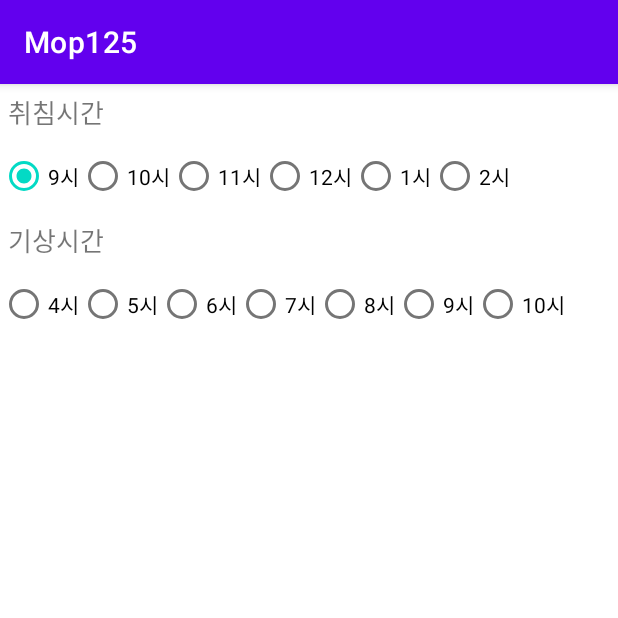
After one commit to Roommate-matching-application/RM, an Android app: the myChecklist screen opened directly, with no data from a screen before it, on a phone screen of 412 x 824 dp, the top half of it. The commit adds this screen. Run offline under Robolectric (Android 15) with nearby library versions, the phone set to English and light mode, and no system bars.

Commit message:
myChecklist 연결

```diff
--- a/app/src/main/AndroidManifest.xml
+++ b/app/src/main/AndroidManifest.xml
@@ -10,6 +10,9 @@
         android:supportsRtl="true"
         android:theme="@style/Theme.Mop125">
         <activity
+            android:name=".myChecklist"
+            android:exported="false" />
+        <activity
             android:name=".login"
             android:exported="true">
             <intent-filter>
@@ -19,7 +22,7 @@
             </intent-filter>
         </activity>
         <activity android:name=".signup" />
-        <activity android:name=".afterlogin"/>
+        <activity android:name=".afterlogin" />
     </application>
 
 </manifest>
--- a/app/src/main/java/com/example/mop125/afterlogin.java
+++ b/app/src/main/java/com/example/mop125/afterlogin.java
@@ -26,7 +26,15 @@ public class afterlogin extends AppCompatActivity {
         super.onCreate(savedInstanceState);
         setContentView(R.layout.activity_afterlogin);
         GoTest = (Button) findViewById(R.id.nextButton);
-//여기로 안넘어옴!!!!!!!!!!!!!!!!!!!!!!!!!!!!!!!!!!!!!!!!!!!!!!!!!!!!!!!!!!
+
+        GoTest.setOnClickListener(new View.OnClickListener() {
+            @Override
+            public void onClick(View view) {
+                Intent intent = new Intent(com.example.mop125.afterlogin.this, myChecklist.class);
+                startActivity(intent);
+            }
+        });
+
 
 
     }
--- /dev/null
+++ b/app/src/main/java/com/example/mop125/myChecklist.java
@@ -0,0 +1,53 @@
+package com.example.mop125;
+
+import android.content.SharedPreferences;
+import android.os.Bundle;
+import android.util.Log;
+import android.widget.RadioButton;
+import android.widget.RadioGroup;
+
+import androidx.appcompat.app.AppCompatActivity;
+
+public class myChecklist extends AppCompatActivity {
+
+    static SharedPreferences sharedPreferences;
+    static RadioGroup rg_sleeptime;
+
+    protected void onCreate(Bundle savedInstanceState) {
+        super.onCreate(savedInstanceState);
+        setContentView(R.layout.activity_my_checklist);
+        initPreferences();
+        loadState();
+    }
+
+    @Override
+    protected void onStop() {
+        super.onStop();
+        saveState();
+    }
+
+    private void initPreferences(){
+        sharedPreferences = getSharedPreferences("pref", MODE_PRIVATE);
+    }
+
+    private void saveState(){
+        SharedPreferences.Editor editor = sharedPreferences.edit();
+        editor.putString("s_set", String.valueOf((int)rg_sleeptime.getCheckedRadioButtonId()));
+        Log.d("whatissavedid", String.valueOf((int)rg_sleeptime.getCheckedRadioButtonId()));
+        editor.commit();
+    }
+
+    private void loadState(){
+        rg_sleeptime = (RadioGroup)findViewById(R.id.rg1_sleeptime);
+        int id = 0;
+        try {
+            id = Integer.parseInt(sharedPreferences.getString("s_set", "0"));
+        } catch (NullPointerException e) { }
+
+        Log.d("whatisid", String.valueOf(id));
+
+        if (id == 0) ((RadioButton) findViewById(R.id.rg1_1)).setChecked(true);
+        else ((RadioButton) findViewById(id)).setChecked(true);
+
+    }
+}
--- a/app/src/main/java/com/example/mop125/signup.java
+++ b/app/src/main/java/com/example/mop125/signup.java
@@ -55,7 +55,7 @@ public class signup extends AppCompatActivity {
 
                                 if (task.isSuccessful()) {
 
-                                    FirebaseUser firebaseUser =firebaseAuth.getCurrentUser();
+                                    FirebaseUser firebaseUser = firebaseAuth.getCurrentUser();
                                     userAccount account = new userAccount ();
                                     account.setIdToken(firebaseUser.getUid());
                                     account.setEmailId(firebaseUser.getEmail());
--- a/app/src/main/res/layout/activity_afterlogin.xml
+++ b/app/src/main/res/layout/activity_afterlogin.xml
@@ -20,7 +20,6 @@
             android:layout_height="wrap_content"
             android:text="내가 어떤사람인지 테스트하기"
             android:textStyle="bold">
-
         </Button>
 
     <Button
--- /dev/null
+++ b/app/src/main/res/layout/activity_my_checklist.xml
@@ -0,0 +1,122 @@
+<?xml version="1.0" encoding="utf-8"?>
+<LinearLayout xmlns:android="http://schemas.android.com/apk/res/android"
+    xmlns:app="http://schemas.android.com/apk/res-auto"
+    xmlns:tools="http://schemas.android.com/tools"
+    android:layout_width="match_parent"
+    android:layout_height="match_parent"
+    tools:context=".myChecklist"
+    android:orientation="vertical">
+
+    <TextView
+        android:layout_width="match_parent"
+        android:layout_height="wrap_content"
+        android:text="취침시간"
+        android:id="@+id/label"
+        android:textSize="17dp"
+        android:padding="5dp"
+        />
+
+    <RadioGroup
+        android:layout_width="match_parent"
+        android:layout_height="wrap_content"
+        android:orientation="horizontal"
+        android:id="@+id/rg1_sleeptime">
+        <RadioButton
+            android:layout_width="wrap_content"
+            android:layout_height="wrap_content"
+            android:text="9시"
+            android:id="@+id/rg1_1"
+            />
+        <RadioButton
+            android:layout_width="wrap_content"
+            android:layout_height="wrap_content"
+            android:text="10시"
+            android:id="@+id/rg1_2"
+            />
+        <RadioButton
+            android:layout_width="wrap_content"
+            android:layout_height="wrap_content"
+            android:text="11시"
+            android:id="@+id/rg1_3"
+            />
+        <RadioButton
+            android:layout_width="wrap_content"
+            android:layout_height="wrap_content"
+            android:text="12시"
+            android:id="@+id/rg1_4"
+            />
+        <RadioButton
+            android:layout_width="wrap_content"
+            android:layout_height="wrap_content"
+            android:text="1시"
+            android:id="@+id/rg1_5"
+            />
+        <RadioButton
+            android:layout_width="wrap_content"
+            android:layout_height="wrap_content"
+            android:text="2시"
+            android:id="@+id/rg1_6"
+            />
+    </RadioGroup>
+
+    <TextView
+        android:layout_width="match_parent"
+        android:layout_height="wrap_content"
+        android:text="기상시간"
+        android:textSize="17dp"
+        android:padding="5dp"
+        />
+
+    <RadioGroup
+        android:layout_width="match_parent"
+        android:layout_height="wrap_content"
+        android:orientation="horizontal"
+        android:id="@+id/rg2_wakeuptime">
+        <RadioButton
+            android:layout_width="wrap_content"
+            android:layout_height="wrap_content"
+            android:text="4시"
+            android:id="@+id/rg2_1"
+            />
+        <RadioButton
+            android:layout_width="wrap_content"
+            android:layout_height="wrap_content"
+            android:text="5시"
+            android:id="@+id/rg2_2"
+            />
+        <RadioButton
+            android:layout_width="wrap_content"
+            android:layout_height="wrap_content"
+            android:text="6시"
+            android:id="@+id/rg2_3"
+            />
+        <RadioButton
+            android:layout_width="wrap_content"
+            android:layout_height="wrap_content"
+            android:text="7시"
+            android:id="@+id/rg2_4"
+            />
+        <RadioButton
+            android:layout_width="wrap_content"
+            android:layout_height="wrap_content"
+            android:text="8시"
+            android:id="@+id/rg2_5"
+            />
+        <RadioButton
+            android:layout_width="wrap_content"
+            android:layout_height="wrap_content"
+            android:text="9시"
+            android:id="@+id/rg2_6"
+            />
+        <RadioButton
+            android:layout_width="wrap_content"
+            android:layout_height="wrap_content"
+            android:text="10시"
+            android:id="@+id/rg2_7"
+            />
+    </RadioGroup>
+
+
+
+
+</LinearLayout>
```
